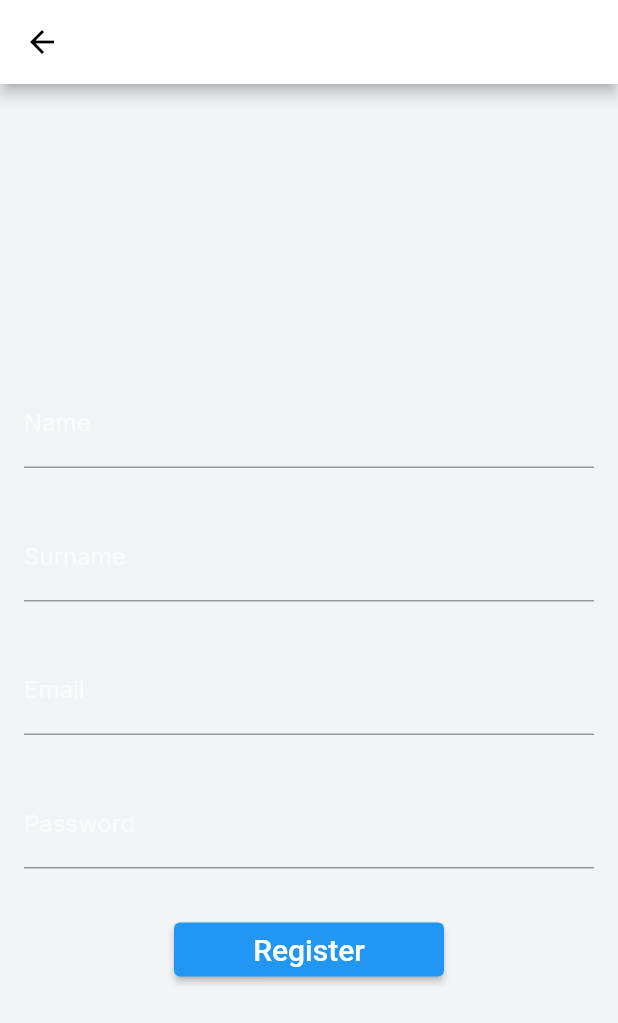
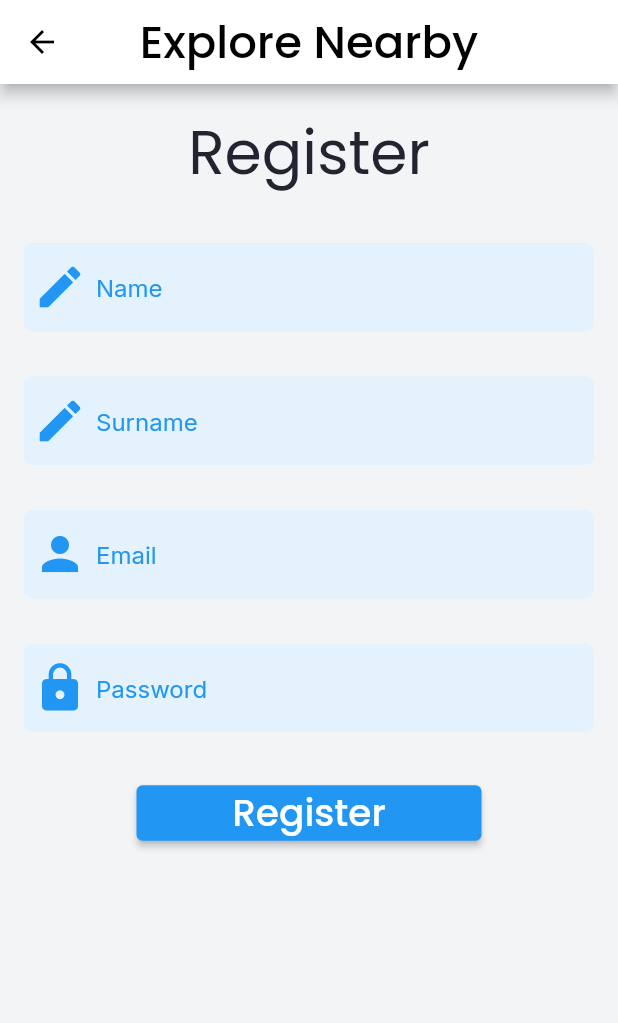
Before and after one commit to wolfe88/Bootcamp-f5, a Flutter app: the Login screen opened directly, after a tap on "Register Now", on a phone screen of 412 x 824 dp. Shown: the top 1023 px of the screen. Run offline on Flutter 3.47's test engine with Material 2 defaults, Android fonts, the phone set to English and light mode, and no system bars; our stand-ins replace cached_network_image, cloud_firestore, firebase_auth, firebase_core, gap, get and 3 more; missing offline and left inert: flutter_rating_native; accounts and stored records are empty; network calls fail; Roboto replaces fonts that are missing (Viga); project files that could hold a hidden picture were left out.

Commit message:
login screen ve rgister screen düzenlendi

```diff
--- a/lib/screens/home_screen.dart
+++ b/lib/screens/home_screen.dart
@@ -21,14 +21,12 @@ import '../widgets/avatar.dart';
 final pages = [
   const HomePage(),
   const MapPage(),
-  const SearchPage(),
   const ProfilePage(),
 ];
 
 final pageTitles = [
   "Home",
   "Harita",
-  "Arama",
   "Profil",
 ];
 
@@ -113,18 +111,11 @@ class _BottomNavigationBarState extends State<_BottomNavigationBar> {
               isSelected: (selectedIndex == 1),
             ),
             _NavigationBarItem(
-              label: "Arama",
-              icon: CupertinoIcons.search,
+              label: "Profil",
+              icon: CupertinoIcons.person,
               route: 2,
               onTap: handleItemSelected,
               isSelected: (selectedIndex == 2),
-            ),
-            _NavigationBarItem(
-              label: "Profil",
-              icon: CupertinoIcons.person,
-              route: 3,
-              onTap: handleItemSelected,
-              isSelected: (selectedIndex == 3),
             ),
           ],
         ));
--- a/lib/screens/login_screen.dart
+++ b/lib/screens/login_screen.dart
@@ -36,8 +36,8 @@ class _LoginState extends State<Login> {
         automaticallyImplyLeading: false,
         centerTitle: true,
         title: Text(
-          'MeetUp',
-          style: GoogleFonts.viga(color: Colors.white, fontSize: 30),
+          'Explore Nearby',
+          style: GoogleFonts.poppins(color: Colors.black, fontSize: 30),
         ),
       ),
       body: Padding(
@@ -50,36 +50,54 @@ class _LoginState extends State<Login> {
                 children: [
                   Text(
                     'Sign in',
-                    style: GoogleFonts.viga(fontSize: 20),
+                    style: GoogleFonts.poppins(fontSize: 30),
                   ),
                   const SizedBox(height: 20),
                   TextFormField(
-                    decoration: const InputDecoration(labelText: 'Email'),
+                    decoration: InputDecoration(
+                      enabledBorder: OutlineInputBorder(
+                        borderSide: BorderSide(color: Colors.transparent),
+                        borderRadius: BorderRadius.circular(5.5),
+                      ),
+                      focusedBorder: OutlineInputBorder(
+                        borderSide: BorderSide(color: Colors.transparent),
+                        borderRadius: BorderRadius.circular(5.5),
+                      ),
+                      prefixIcon: Icon(Icons.person, color: Colors.blue, size: 36),
+                      hintText: "Email",
+                      hintStyle: TextStyle(color: Colors.blue),
+                      filled: true,
+                      fillColor: Colors.blue[50],
+                    ),
                     cursorColor: const Color(0XFF01579B),
                     autovalidateMode: AutovalidateMode.onUserInteraction,
                     enableSuggestions: true,
-                    validator: (value) {
-                      if (value == null || value.isEmpty) {
-                        return 'Enter an email';
-                      }
-                      return null;
-                    },
                     onSaved: emailChange,
                     autocorrect: true,
                     keyboardType: TextInputType.emailAddress,
                   ),
+                  SizedBox(height: 20,),
                   TextFormField(
-                    decoration: const InputDecoration(labelText: 'Password'),
+                    decoration: InputDecoration(
+                      enabledBorder: OutlineInputBorder(
+                        borderSide: BorderSide(color: Colors.transparent),
+                        borderRadius: BorderRadius.circular(5.5),
+                      ),
+                      focusedBorder: OutlineInputBorder(
+                        borderSide: BorderSide(color: Colors.transparent),
+                        borderRadius: BorderRadius.circular(5.5),
+                      ),
+                      prefixIcon: Icon(Icons.lock, color: Colors.blue, size: 36),
+                      hintText: "Password",
+                      hintStyle: TextStyle(color: Colors.blue),
+                      filled: true,
+                      fillColor: Colors.blue[50],
+                    ),
                     cursorColor: Colors.lightBlueAccent,
                     autovalidateMode: AutovalidateMode.onUserInteraction,
                     enableSuggestions: false,
                     obscureText: true,
-                    validator: (value) {
-                      if (value == null || value.isEmpty) {
-                        return 'Enter a Password';
-                      }
-                      return null;
-                    },
+
                     onSaved: passChange,
                     autocorrect: false,
                     keyboardType: TextInputType.text,
@@ -132,7 +150,7 @@ class _LoginState extends State<Login> {
                         child: Text(
                           'Sign In',
                           style:
-                          GoogleFonts.viga(color: Colors.white, fontSize: 20),
+                          GoogleFonts.poppins(color: Colors.white, fontSize: 25),
                         ),
                       ),
                     ),
--- a/lib/screens/register_screen.dart
+++ b/lib/screens/register_screen.dart
@@ -57,11 +57,12 @@ class _RegisterState extends State<Register> {
       appBar: AppBar(
         centerTitle: true,
         title: Text(
-          'Register',
-          style: GoogleFonts.viga(color: Colors.white, fontSize: 20),
+          'Explore Nearby',
+          style: GoogleFonts.poppins(color: Colors.black, fontSize: 30),
         ),
       ),
-      body: Padding(
+      body: SingleChildScrollView(
+        child: Padding(
           padding: const EdgeInsets.all(16.0),
           child: Form(
             child: Center(
@@ -70,19 +71,30 @@ class _RegisterState extends State<Register> {
                   child: Column(
                     mainAxisAlignment: MainAxisAlignment.center,
                     children: [
+                      Text(
+                        'Register',
+                        style: GoogleFonts.poppins(fontSize: 40),
+
+                      ),
                       const SizedBox(height: 30),
                       TextFormField(
                         autovalidateMode: AutovalidateMode.onUserInteraction,
                         enableSuggestions: true,
-                      decoration: const InputDecoration(
-                        labelText: 'Name',
+                        decoration: InputDecoration(
+                          enabledBorder: OutlineInputBorder(
+                            borderSide: BorderSide(color: Colors.transparent),
+                            borderRadius: BorderRadius.circular(5.5),
                           ),
-                      validator: (value) {
-                        if (value == null || value.isEmpty) {
-                          return 'enter valid name';
-                        }
-                        return null;
-                      },
+                          focusedBorder: OutlineInputBorder(
+                            borderSide: BorderSide(color: Colors.transparent),
+                            borderRadius: BorderRadius.circular(5.5),
+                          ),
+                          prefixIcon: Icon(Icons.edit, color: Colors.blue, size: 36),
+                          hintText: "Name",
+                          hintStyle: TextStyle(color: Colors.blue),
+                          filled: true,
+                          fillColor: Colors.blue[50],
+                        ),
                         onSaved: nameChange,
                         autocorrect: true,
                         keyboardType: TextInputType.emailAddress,
@@ -91,15 +103,21 @@ class _RegisterState extends State<Register> {
                       TextFormField(
                         autovalidateMode: AutovalidateMode.onUserInteraction,
                         enableSuggestions: true,
-                      decoration: const InputDecoration(
-                        labelText: 'Surname',
+                        decoration: InputDecoration(
+                          enabledBorder: OutlineInputBorder(
+                            borderSide: BorderSide(color: Colors.transparent),
+                            borderRadius: BorderRadius.circular(5.5),
                           ),
-                      validator: (value) {
-                        if (value == null || value.isEmpty) {
-                          return 'enter valid name';
-                        }
-                        return null;
-                      },
+                          focusedBorder: OutlineInputBorder(
+                            borderSide: BorderSide(color: Colors.transparent),
+                            borderRadius: BorderRadius.circular(5.5),
+                          ),
+                          prefixIcon: Icon(Icons.edit, color: Colors.blue, size: 36),
+                          hintText: "Surname",
+                          hintStyle: TextStyle(color: Colors.blue),
+                          filled: true,
+                          fillColor: Colors.blue[50],
+                        ),
                         onSaved: nameChange,
                         autocorrect: true,
                         keyboardType: TextInputType.emailAddress,
@@ -108,15 +126,21 @@ class _RegisterState extends State<Register> {
                       TextFormField(
                         autovalidateMode: AutovalidateMode.onUserInteraction,
                         enableSuggestions: true,
-                      decoration: const InputDecoration(
-                        labelText: 'Email',
+                        decoration: InputDecoration(
+                          enabledBorder: OutlineInputBorder(
+                            borderSide: BorderSide(color: Colors.transparent),
+                            borderRadius: BorderRadius.circular(5.5),
                           ),
-                      validator: (value) {
-                        if (value == null || value.isEmpty) {
-                          return 'enter valid email';
-                        }
-                        return null;
-                      },
+                          focusedBorder: OutlineInputBorder(
+                            borderSide: BorderSide(color: Colors.transparent),
+                            borderRadius: BorderRadius.circular(5.5),
+                          ),
+                          prefixIcon: Icon(Icons.person, color: Colors.blue, size: 36),
+                          hintText: "Email",
+                          hintStyle: TextStyle(color: Colors.blue),
+                          filled: true,
+                          fillColor: Colors.blue[50],
+                        ),
                         onSaved: emailChange,
                         autocorrect: true,
                         keyboardType: TextInputType.emailAddress,
@@ -126,15 +150,21 @@ class _RegisterState extends State<Register> {
                         autovalidateMode: AutovalidateMode.onUserInteraction,
                         enableSuggestions: false,
                         obscureText: true,
-                      decoration: const InputDecoration(
-                        labelText: 'Password',
+                        decoration: InputDecoration(
+                          enabledBorder: OutlineInputBorder(
+                            borderSide: BorderSide(color: Colors.transparent),
+                            borderRadius: BorderRadius.circular(5.5),
                           ),
-                      validator: (value) {
-                        if (value == null || value.isEmpty) {
-                          return 'Enter valid password';
-                        }
-                        return null;
-                      },
+                          focusedBorder: OutlineInputBorder(
+                            borderSide: BorderSide(color: Colors.transparent),
+                            borderRadius: BorderRadius.circular(5.5),
+                          ),
+                          prefixIcon: Icon(Icons.lock, color: Colors.blue, size: 36),
+                          hintText: "Password",
+                          hintStyle: TextStyle(color: Colors.blue),
+                          filled: true,
+                          fillColor: Colors.blue[50],
+                        ),
                         onSaved: passChange,
                         autocorrect: false,
                         keyboardType: TextInputType.text,
@@ -143,7 +173,7 @@ class _RegisterState extends State<Register> {
                       Container(
                         width: double.infinity,
                         child: Container(
-                        margin: const EdgeInsets.only(right: 100, left: 100),
+                          margin: const EdgeInsets.only(right: 75, left: 75),
                           child: ElevatedButton(
                             onPressed: () async {
                               if (_formKey.currentState!.validate()) {
@@ -165,7 +195,7 @@ class _RegisterState extends State<Register> {
                             child: Text(
                               'Register',
                               style:
-                            GoogleFonts.viga(color: Colors.white, fontSize: 20),
+                              GoogleFonts.poppins(color: Colors.white, fontSize: 25),
                             ),
                           ),
                         ),
@@ -173,6 +203,7 @@ class _RegisterState extends State<Register> {
                     ],
                   ),
                 )),
+          ),
         ),
       ),
     );
```
Lines whose indentation alone changed are shown as unchanged.
